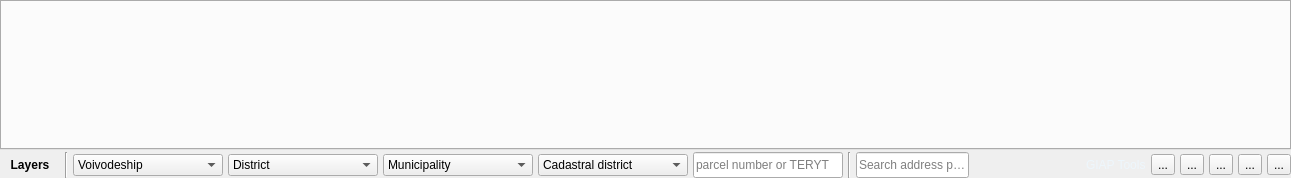
Qt form giap_dynamic_layout.ui (GIAPspzoo/GIAP_PolaMap_lite) before a commit.
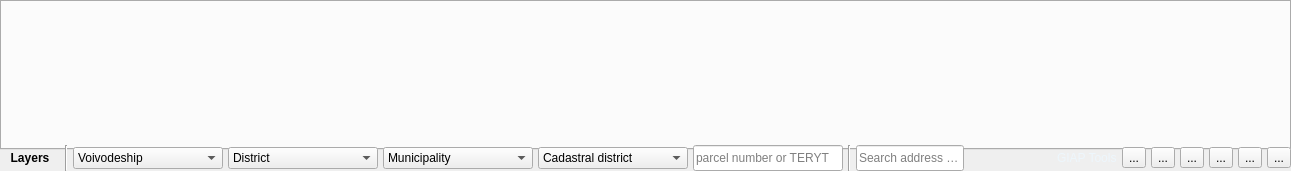
The same form after that commit.

```diff
--- a/giap_dynamic_layout.ui
+++ b/giap_dynamic_layout.ui
@@ -7,7 +7,7 @@
     <x>0</x>
     <y>0</y>
     <width>1291</width>
-    <height>178</height>
+    <height>171</height>
    </rect>
   </property>
   <property name="minimumSize">
@@ -308,6 +308,13 @@
        </property>
       </widget>
      </item>
+     <item>
+      <widget class="QToolButton" name="infoCardButton">
+       <property name="text">
+        <string>...</string>
+       </property>
+      </widget>
+     </item>
     </layout>
    </item>
   </layout>
```
